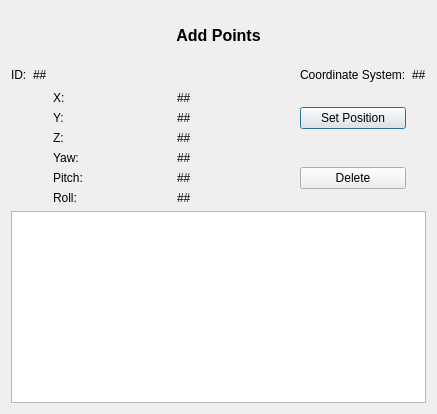
Above: pointsView.ui from lerchi0/RobotPathWorkbench before the change. Below: the same form after it.
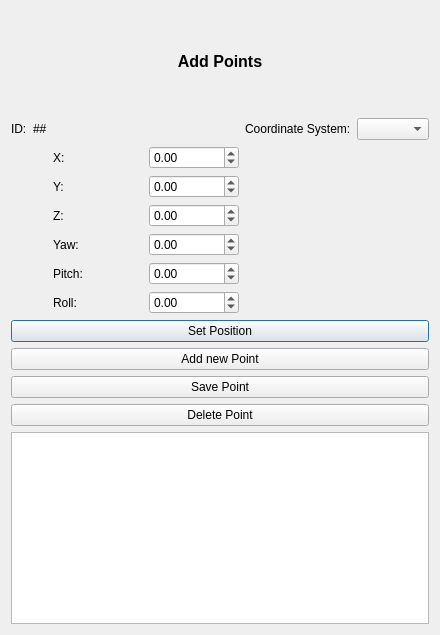
That is the form after the change.

Diff of the .ui file:
```diff
--- a/pointsView.ui
+++ b/pointsView.ui
@@ -6,8 +6,8 @@
    <rect>
     <x>0</x>
     <y>0</y>
-    <width>437</width>
-    <height>414</height>
+    <width>440</width>
+    <height>635</height>
    </rect>
   </property>
   <property name="sizePolicy">
@@ -37,30 +37,15 @@
        <property name="alignment">
         <set>Qt::AlignCenter</set>
        </property>
+       <property name="margin">
+        <number>0</number>
+       </property>
       </widget>
      </item>
      <item>
       <layout class="QGridLayout" name="gridLayout_2">
-       <item row="1" column="2">
-        <widget class="QLabel" name="Box_Point_ID">
-         <property name="text">
-          <string>##</string>
-         </property>
-        </widget>
-       </item>
-       <item row="1" column="1">
-        <widget class="QLabel" name="label_2">
-         <property name="text">
-          <string>ID:</string>
-         </property>
-        </widget>
-       </item>
-       <item row="1" column="4">
-        <widget class="QLabel" name="label_3">
-         <property name="text">
-          <string>Coordinate System:</string>
-         </property>
-        </widget>
+       <item row="2" column="4">
+        <layout class="QVBoxLayout" name="verticalLayout_3"/>
        </item>
        <item row="1" column="3">
         <spacer name="horizontalSpacer">
@@ -75,10 +60,17 @@
          </property>
         </spacer>
        </item>
-       <item row="1" column="5">
-        <widget class="QLabel" name="Box_Point_CS">
+       <item row="1" column="4">
+        <widget class="QLabel" name="label_3">
          <property name="text">
-          <string>##</string>
+          <string>Coordinate System:</string>
+         </property>
+        </widget>
+       </item>
+       <item row="1" column="1">
+        <widget class="QLabel" name="label_2">
+         <property name="text">
+          <string>ID:</string>
          </property>
         </widget>
        </item>
@@ -94,9 +86,12 @@
             </widget>
            </item>
            <item>
-            <widget class="QLabel" name="Box_Point_X">
-             <property name="text">
-              <string>##</string>
+            <widget class="QDoubleSpinBox" name="Box_Point_X">
+             <property name="minimum">
+              <double>-9999.989999999999782</double>
+             </property>
+             <property name="maximum">
+              <double>9999.989999999999782</double>
              </property>
             </widget>
            </item>
@@ -112,9 +107,12 @@
             </widget>
            </item>
            <item>
-            <widget class="QLabel" name="Box_Point_Y">
-             <property name="text">
-              <string>##</string>
+            <widget class="QDoubleSpinBox" name="Box_Point_Y">
+             <property name="minimum">
+              <double>-9999.989999999999782</double>
+             </property>
+             <property name="maximum">
+              <double>9999.989999999999782</double>
              </property>
             </widget>
            </item>
@@ -130,9 +128,12 @@
             </widget>
            </item>
            <item>
-            <widget class="QLabel" name="Box_Point_Z">
-             <property name="text">
-              <string>##</string>
+            <widget class="QDoubleSpinBox" name="Box_Point_Z">
+             <property name="minimum">
+              <double>-9999.989999999999782</double>
+             </property>
+             <property name="maximum">
+              <double>9999.989999999999782</double>
              </property>
             </widget>
            </item>
@@ -140,18 +141,14 @@
          </item>
         </layout>
        </item>
-       <item row="2" column="4">
-        <layout class="QVBoxLayout" name="verticalLayout_3">
-         <item>
-          <widget class="QPushButton" name="Button_SetPos">
-           <property name="text">
-            <string>Set Position</string>
-           </property>
-          </widget>
-         </item>
-        </layout>
+       <item row="1" column="2">
+        <widget class="QLabel" name="Box_Point_ID">
+         <property name="text">
+          <string>##</string>
+         </property>
+        </widget>
        </item>
-       <item row="3" column="3">
+       <item row="4" column="3">
         <layout class="QVBoxLayout" name="verticalLayout_4">
          <item>
           <layout class="QHBoxLayout" name="horizontalLayout_4">
@@ -163,9 +160,12 @@
             </widget>
            </item>
            <item>
-            <widget class="QLabel" name="Box_Point_Yaw">
-             <property name="text">
-              <string>##</string>
+            <widget class="QDoubleSpinBox" name="Box_Point_Yaw">
+             <property name="minimum">
+              <double>-180.000000000000000</double>
+             </property>
+             <property name="maximum">
+              <double>180.000000000000000</double>
              </property>
             </widget>
            </item>
@@ -181,9 +181,12 @@
             </widget>
            </item>
            <item>
-            <widget class="QLabel" name="Box_Point_Pitch">
-             <property name="text">
-              <string>##</string>
+            <widget class="QDoubleSpinBox" name="Box_Point_Pitch">
+             <property name="minimum">
+              <double>-180.000000000000000</double>
+             </property>
+             <property name="maximum">
+              <double>180.000000000000000</double>
              </property>
             </widget>
            </item>
@@ -199,9 +202,12 @@
             </widget>
            </item>
            <item>
-            <widget class="QLabel" name="Box_Point_Roll">
-             <property name="text">
-              <string>##</string>
+            <widget class="QDoubleSpinBox" name="Box_Point_Roll">
+             <property name="minimum">
+              <double>-180.000000000000000</double>
+             </property>
+             <property name="maximum">
+              <double>180.000000000000000</double>
              </property>
             </widget>
            </item>
@@ -209,15 +215,39 @@
          </item>
         </layout>
        </item>
-       <item row="3" column="4">
-        <widget class="QPushButton" name="Button_Del">
-         <property name="text">
-          <string>Delete</string>
-         </property>
-        </widget>
+       <item row="1" column="5">
+        <widget class="QComboBox" name="Box_Combo_CS"/>
        </item>
       </layout>
      </item>
+     <item>
+      <widget class="QPushButton" name="Button_SetPos">
+       <property name="text">
+        <string>Set Position</string>
+       </property>
+      </widget>
+     </item>
+     <item>
+      <widget class="QPushButton" name="Button_AddPoint">
+       <property name="text">
+        <string>Add new Point</string>
+       </property>
+      </widget>
+     </item>
+     <item>
+      <widget class="QPushButton" name="Button_Save">
+       <property name="text">
+        <string>Save Point</string>
+       </property>
+      </widget>
+     </item>
+     <item>
+      <widget class="QPushButton" name="Button_Del">
+       <property name="text">
+        <string>Delete Point</string>
+       </property>
+      </widget>
+     </item>
      <item>
       <widget class="QListWidget" name="listWidget">
        <property name="sizePolicy">
```
